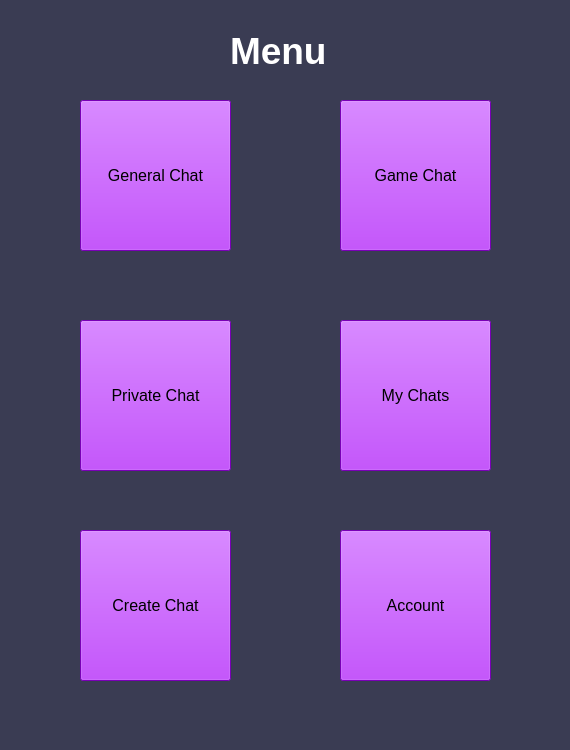
Old version of the form Cove_Client/Cove_Client/cove_menu.ui in the repository tyler-becker/Middle-Management-CMPS285.
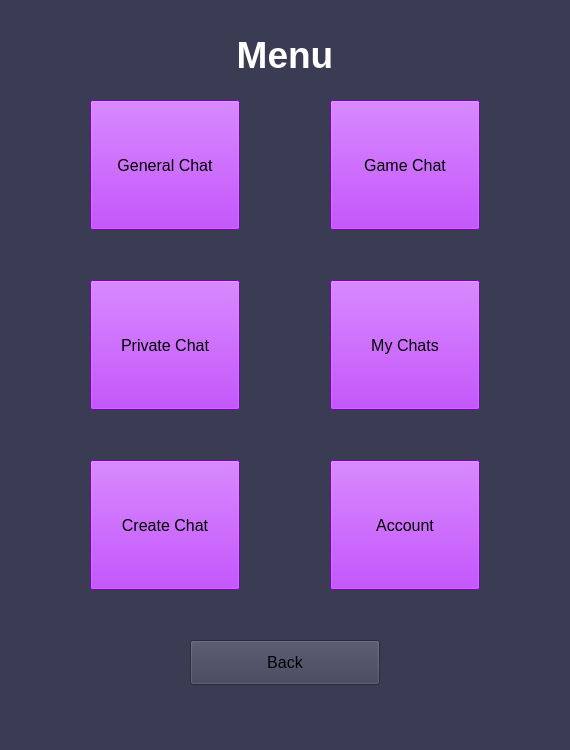
New version of the form.

Commit message:
Updated basic Cove application in Qt.
This is an updated version of our Cove application called Cove Client.
This updated client adds the chat room window and fixed the
functionality of various window buttons. This is still a basic client,
the functionality of which will be implemented later. *This client will
only run in Qt Creator. Written by Beau B.

The edit to the form file:
```diff
--- a/Cove_Client/Cove_Client/cove_menu.ui
+++ b/Cove_Client/Cove_Client/cove_menu.ui
@@ -439,10 +439,10 @@
   <widget class="QPushButton" name="pushButton_CreateChat">
    <property name="geometry">
     <rect>
-     <x>80</x>
-     <y>530</y>
-     <width>151</width>
-     <height>151</height>
+     <x>90</x>
+     <y>460</y>
+     <width>150</width>
+     <height>130</height>
     </rect>
    </property>
    <property name="palette">
@@ -873,10 +873,10 @@
   <widget class="QLabel" name="label_Menu">
    <property name="geometry">
     <rect>
-     <x>230</x>
-     <y>10</y>
-     <width>121</width>
-     <height>81</height>
+     <x>220</x>
+     <y>30</y>
+     <width>130</width>
+     <height>50</height>
     </rect>
    </property>
    <property name="font">
@@ -889,14 +889,17 @@
    <property name="text">
     <string>Menu</string>
    </property>
+   <property name="alignment">
+    <set>Qt::AlignCenter</set>
+   </property>
   </widget>
   <widget class="QPushButton" name="pushButton_Account">
    <property name="geometry">
     <rect>
-     <x>340</x>
-     <y>530</y>
-     <width>151</width>
-     <height>151</height>
+     <x>330</x>
+     <y>460</y>
+     <width>150</width>
+     <height>130</height>
     </rect>
    </property>
    <property name="palette">
@@ -1326,10 +1329,10 @@
   <widget class="QPushButton" name="pushButton_MyChats">
    <property name="geometry">
     <rect>
-     <x>340</x>
-     <y>320</y>
-     <width>151</width>
-     <height>151</height>
+     <x>330</x>
+     <y>280</y>
+     <width>150</width>
+     <height>130</height>
     </rect>
    </property>
    <property name="palette">
@@ -1759,10 +1762,10 @@
   <widget class="QPushButton" name="pushButton_PrivateChat">
    <property name="geometry">
     <rect>
-     <x>80</x>
-     <y>320</y>
-     <width>151</width>
-     <height>151</height>
+     <x>90</x>
+     <y>280</y>
+     <width>150</width>
+     <height>130</height>
     </rect>
    </property>
    <property name="palette">
@@ -2193,10 +2196,10 @@
   <widget class="QPushButton" name="pushButton_GameChat">
    <property name="geometry">
     <rect>
-     <x>340</x>
+     <x>330</x>
      <y>100</y>
-     <width>151</width>
-     <height>151</height>
+     <width>150</width>
+     <height>130</height>
     </rect>
    </property>
    <property name="palette">
@@ -2626,10 +2629,10 @@
   <widget class="QPushButton" name="pushButton_GeneralChat">
    <property name="geometry">
     <rect>
-     <x>80</x>
+     <x>90</x>
      <y>100</y>
-     <width>151</width>
-     <height>151</height>
+     <width>150</width>
+     <height>130</height>
     </rect>
    </property>
    <property name="palette">
@@ -3056,6 +3059,88 @@
     <string>General Chat</string>
    </property>
   </widget>
+  <widget class="QPushButton" name="pushButton_Back">
+   <property name="geometry">
+    <rect>
+     <x>190</x>
+     <y>640</y>
+     <width>190</width>
+     <height>45</height>
+    </rect>
+   </property>
+   <property name="palette">
+    <palette>
+     <active>
+      <colorrole role="WindowText">
+       <brush brushstyle="SolidPattern">
+        <color alpha="255">
+         <red>2</red>
+         <green>2</green>
+         <blue>2</blue>
+        </color>
+       </brush>
+      </colorrole>
+      <colorrole role="ButtonText">
+       <brush brushstyle="SolidPattern">
+        <color alpha="255">
+         <red>0</red>
+         <green>1</green>
+         <blue>2</blue>
+        </color>
+       </brush>
+      </colorrole>
+     </active>
+     <inactive>
+      <colorrole role="WindowText">
+       <brush brushstyle="SolidPattern">
+        <color alpha="255">
+         <red>2</red>
+         <green>2</green>
+         <blue>2</blue>
+        </color>
+       </brush>
+      </colorrole>
+      <colorrole role="ButtonText">
+       <brush brushstyle="SolidPattern">
+        <color alpha="255">
+         <red>0</red>
+         <green>1</green>
+         <blue>2</blue>
+        </color>
+       </brush>
+      </colorrole>
+     </inactive>
+     <disabled>
+      <colorrole role="WindowText">
+       <brush brushstyle="SolidPattern">
+        <color alpha="255">
+         <red>29</red>
+         <green>30</green>
+         <blue>41</blue>
+        </color>
+       </brush>
+      </colorrole>
+      <colorrole role="ButtonText">
+       <brush brushstyle="SolidPattern">
+        <color alpha="255">
+         <red>29</red>
+         <green>30</green>
+         <blue>41</blue>
+        </color>
+       </brush>
+      </colorrole>
+     </disabled>
+    </palette>
+   </property>
+   <property name="font">
+    <font>
+     <pointsize>12</pointsize>
+    </font>
+   </property>
+   <property name="text">
+    <string>Back</string>
+   </property>
+  </widget>
  </widget>
  <tabstops>
   <tabstop>pushButton_GeneralChat</tabstop>
```
The commit also changes 48 other files.
